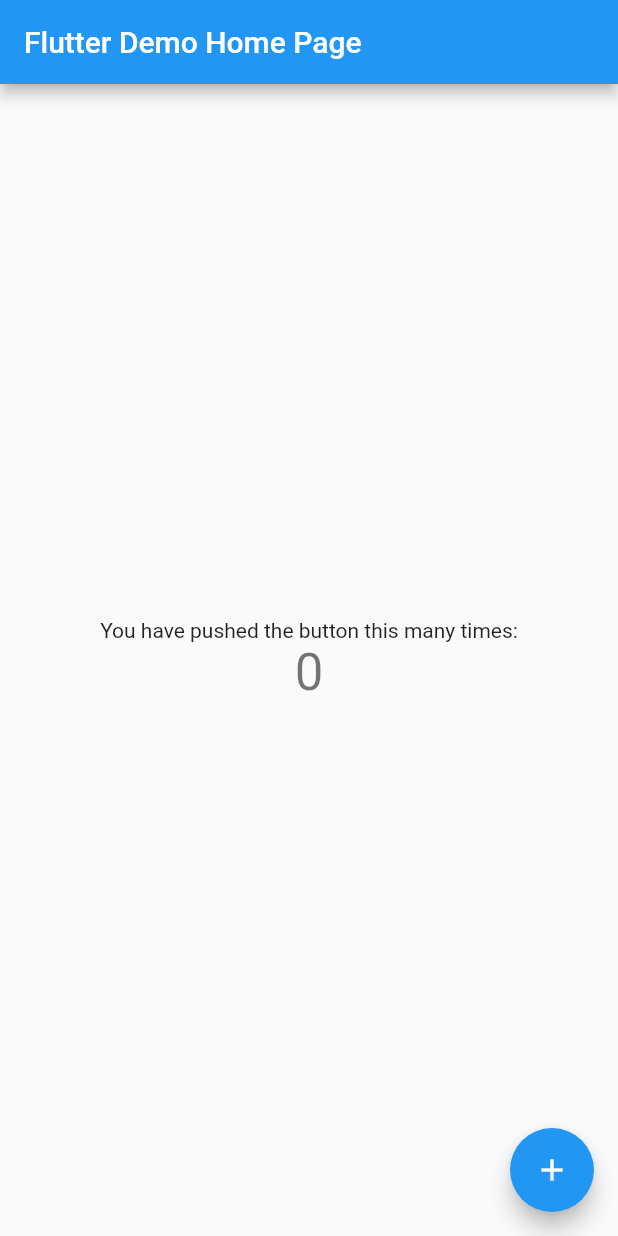
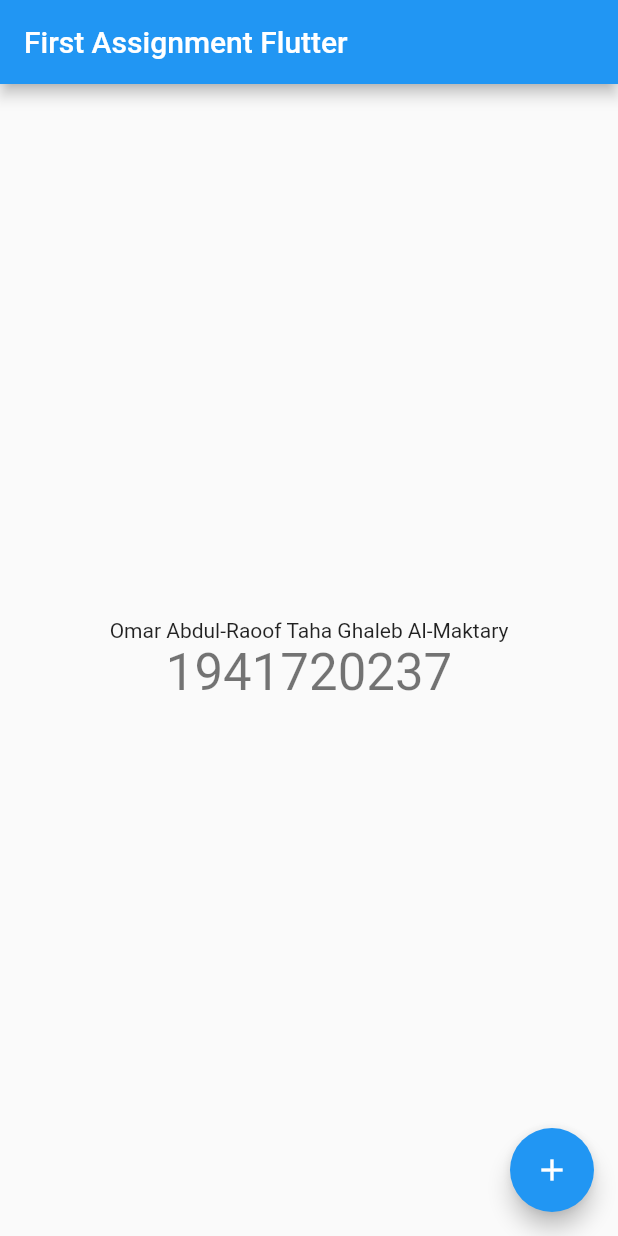
Before and after one commit to Omar630603/Polinema_Mobile_Flutter_Hello., a Flutter app: the screen it shows after launch, on a phone screen of 412 x 824 dp. Run offline on Flutter 3.47's test engine with Material 2 defaults, Android fonts, the phone set to English and light mode, and no system bars.

Commit message:
Practical Task 1

```diff
--- a/lib/main.dart
+++ b/lib/main.dart
@@ -24,7 +24,7 @@ class MyApp extends StatelessWidget {
         // is not restarted.
         primarySwatch: Colors.blue,
       ),
-      home: const MyHomePage(title: 'Flutter Demo Home Page'),
+      home: const MyHomePage(title: 'First Assignment Flutter'),
     );
   }
 }
@@ -48,7 +48,7 @@ class MyHomePage extends StatefulWidget {
 }
 
 class _MyHomePageState extends State<MyHomePage> {
-  int _counter = 0;
+  int _counter = 1941720237;
 
   void _incrementCounter() {
     setState(() {
@@ -96,7 +96,7 @@ class _MyHomePageState extends State<MyHomePage> {
           mainAxisAlignment: MainAxisAlignment.center,
           children: <Widget>[
             const Text(
-              'You have pushed the button this many times:',
+              'Omar Abdul-Raoof Taha Ghaleb Al-Maktary',
             ),
             Text(
               '$_counter',
```
